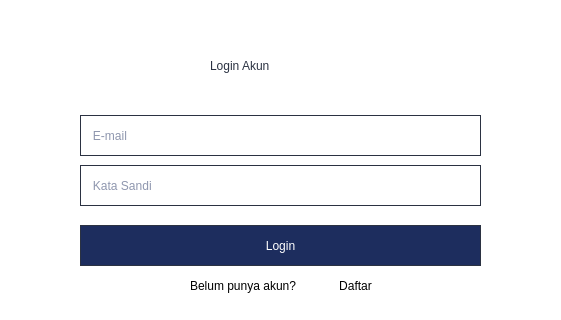
Old version of the form login.ui in the repository stellaribli/repoRPL; both pictures show x 460 to 1021 and y 185 to 505 of the 1429 by 804 pixel window.
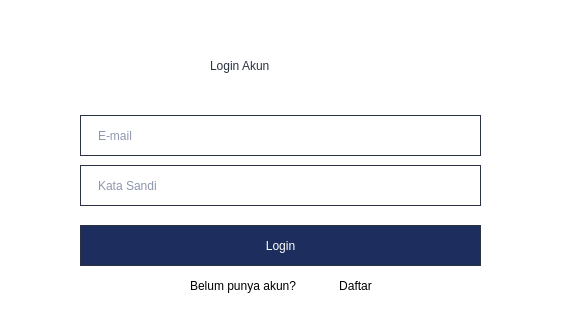
New version of the form.

Diff of the .ui file:
```diff
--- a/login.ui
+++ b/login.ui
@@ -49,13 +49,14 @@
 left: 538px;
 top: 229px;
 border-radius: 13.25760269165039px;
-border: 1.4px solid #2B3242;</string>
+border: 1.4px solid #2B3242;
+padding-left:15px;</string>
    </property>
    <property name="text">
     <string/>
    </property>
    <property name="placeholderText">
-    <string>   E-mail</string>
+    <string>E-mail</string>
    </property>
   </widget>
   <widget class="QLineEdit" name="password">
@@ -74,13 +75,14 @@
 left: 538px;
 top: 229px;
 border-radius: 13.25760269165039px;
-border: 1.4px solid #2B3242;</string>
+border: 1.4px solid #2B3242;
+padding-left:15px;</string>
    </property>
    <property name="text">
     <string/>
    </property>
    <property name="placeholderText">
-    <string>   Kata Sandi</string>
+    <string>Kata Sandi</string>
    </property>
   </widget>
   <widget class="QPushButton" name="loginbutton">
```
